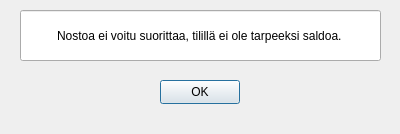
First picture: the form in PankkiAutomaatti/exe/errorsivu.ui, repository banksimul2022/group2, before the edit.
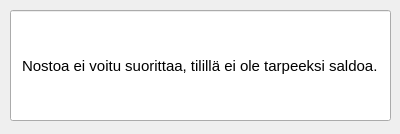
Second picture: the form after the edit.

Patch:
```diff
--- a/PankkiAutomaatti/exe/errorsivu.ui
+++ b/PankkiAutomaatti/exe/errorsivu.ui
@@ -16,10 +16,10 @@
   <widget class="QLineEdit" name="lineEdit">
    <property name="geometry">
     <rect>
-     <x>20</x>
+     <x>10</x>
      <y>10</y>
-     <width>361</width>
-     <height>51</height>
+     <width>381</width>
+     <height>111</height>
     </rect>
    </property>
    <property name="palette">
@@ -572,6 +572,11 @@
      </disabled>
     </palette>
    </property>
+   <property name="font">
+    <font>
+     <pointsize>11</pointsize>
+    </font>
+   </property>
    <property name="text">
     <string>Nostoa ei voitu suorittaa, tilillä ei ole tarpeeksi saldoa.</string>
    </property>
@@ -582,19 +587,6 @@
     <bool>true</bool>
    </property>
   </widget>
-  <widget class="QPushButton" name="OKnappi">
-   <property name="geometry">
-    <rect>
-     <x>160</x>
-     <y>80</y>
-     <width>80</width>
-     <height>24</height>
-    </rect>
-   </property>
-   <property name="text">
-    <string>OK</string>
-   </property>
-  </widget>
  </widget>
  <resources/>
  <connections/>
```
